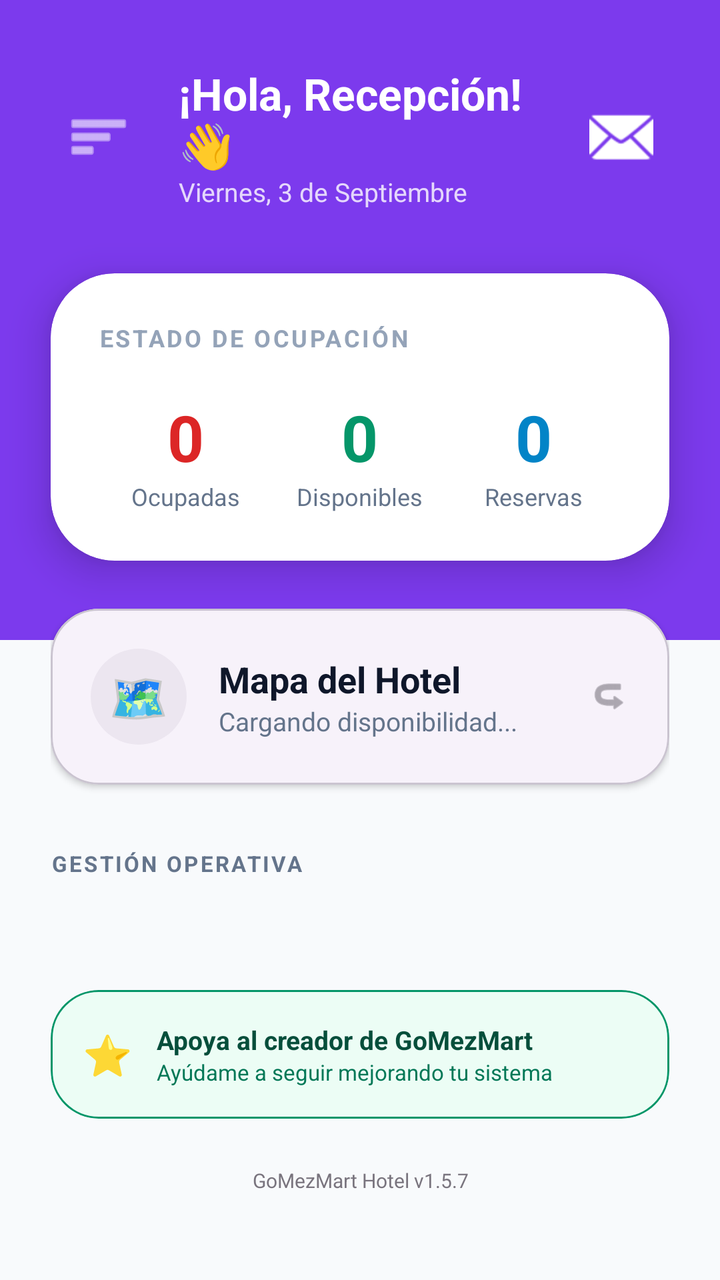
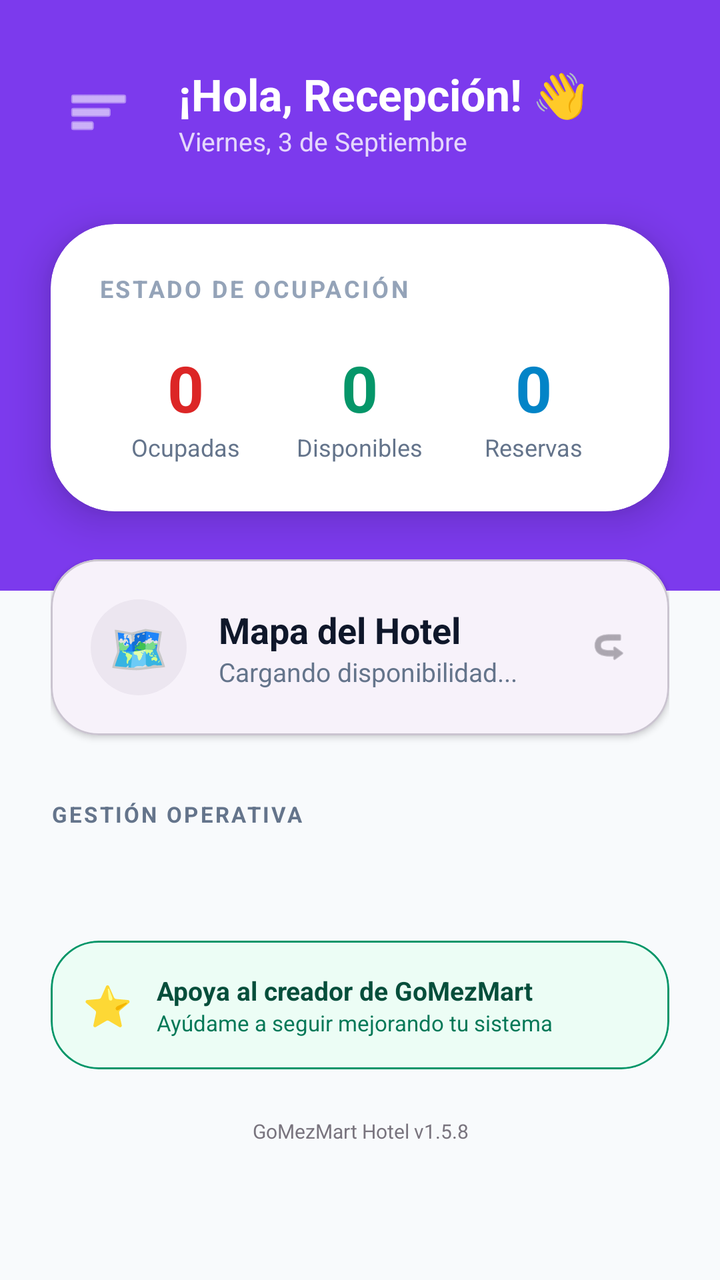

Screens rendered from an Android XML layout before and after an edit, with the pre-edit source and the edit as a unified diff.
<!-- AndroidManifest.xml: application theme Theme.GoMezMart -->
<!-- res/layout/fragment_hotel_home.xml -->
<?xml version="1.0" encoding="utf-8"?>
<androidx.coordinatorlayout.widget.CoordinatorLayout xmlns:android="http://schemas.android.com/apk/res/android"
    xmlns:app="http://schemas.android.com/apk/res-auto"
    xmlns:tools="http://schemas.android.com/tools"
    android:layout_width="match_parent"
    android:layout_height="match_parent"
    android:background="?attr/colorSurface">

    <androidx.constraintlayout.widget.Guideline
        android:id="@+id/guidelineLeftRoot"
        android:layout_width="wrap_content"
        android:layout_height="wrap_content"
        android:orientation="vertical"
        app:layout_constraintGuide_percent="0.06" />

    <androidx.constraintlayout.widget.Guideline
        android:id="@+id/guidelineRightRoot"
        android:layout_width="wrap_content"
        android:layout_height="wrap_content"
        android:orientation="vertical"
        app:layout_constraintGuide_percent="0.94" />

    <androidx.core.widget.NestedScrollView
        android:id="@+id/scrollHotelContent"
        android:layout_width="match_parent"
        android:layout_height="match_parent"
        android:fillViewport="true">

        <androidx.constraintlayout.widget.ConstraintLayout
            android:layout_width="match_parent"
            android:layout_height="wrap_content">

            
            <View
                android:id="@+id/hotelHeaderBackground"
                android:layout_width="match_parent"
                android:layout_height="0dp"
                android:background="@color/purple_600"
                app:layout_constraintBottom_toBottomOf="@id/cardHotelStatus"
                app:layout_constraintTop_toTopOf="parent"
                app:layout_constraintVertical_bias="0"
                android:layout_marginBottom="-40dp" />

            
            <androidx.constraintlayout.widget.Guideline
                android:id="@+id/guidelineLeft"
                android:layout_width="wrap_content"
                android:layout_height="wrap_content"
                android:orientation="vertical"
                app:layout_constraintGuide_percent="0.07" />

            <androidx.constraintlayout.widget.Guideline
                android:id="@+id/guidelineRight"
                android:layout_width="wrap_content"
                android:layout_height="wrap_content"
                android:orientation="vertical"
                app:layout_constraintGuide_percent="0.93" />

            
            <LinearLayout
                android:id="@+id/layoutHotelHeader"
                android:layout_width="0dp"
                android:layout_height="wrap_content"
                android:layout_marginTop="32dp"
                android:orientation="horizontal"
                android:gravity="center_vertical"
                app:layout_constraintStart_toStartOf="@id/guidelineLeft"
                app:layout_constraintEnd_toEndOf="@id/guidelineRight"
                app:layout_constraintTop_toTopOf="parent">

                <ImageButton
                    android:id="@+id/btnMenuHotel"
                    android:layout_width="48dp"
                    android:layout_height="48dp"
                    android:background="?attr/selectableItemBackgroundBorderless"
                    android:src="@android:drawable/ic_menu_sort_by_size"
                    app:tint="@color/white" />

                <LinearLayout
                    android:layout_width="0dp"
                    android:layout_height="wrap_content"
                    android:layout_weight="1"
                    android:orientation="vertical"
                    android:layout_marginStart="16dp">

                    <TextView
                        android:id="@+id/tvWelcome"
                        android:layout_width="wrap_content"
                        android:layout_height="wrap_content"
                        android:text="¡Hola, Recepción! 👋"
                        android:textSize="22sp"
                        android:textStyle="bold"
                        android:textColor="@color/white" />

                    <TextView
                        android:id="@+id/tvHotelDate"
                        android:layout_width="wrap_content"
                        android:layout_height="wrap_content"
                        android:text="Viernes, 3 de Septiembre"
                        android:textSize="13sp"
                        android:textColor="@color/white"
                        android:alpha="0.8" />
                </LinearLayout>

                <ImageButton
                    android:id="@+id/btnMailboxHotel"
                    android:layout_width="48dp"
                    android:layout_height="48dp"
                    android:background="?attr/selectableItemBackgroundBorderless"
                    android:src="@android:drawable/ic_dialog_email"
                    app:tint="@color/white" />
            </LinearLayout>

            
            <com.google.android.material.card.MaterialCardView
                android:id="@+id/cardHotelStatus"
                android:layout_width="0dp"
                android:layout_height="wrap_content"
                android:layout_marginTop="32dp"
                app:cardCornerRadius="32dp"
                app:cardElevation="12dp"
                app:strokeWidth="0dp"
                app:cardBackgroundColor="@color/white"
                app:layout_constraintTop_toBottomOf="@id/layoutHotelHeader"
                app:layout_constraintStart_toStartOf="@id/guidelineLeft"
                app:layout_constraintEnd_toEndOf="@id/guidelineRight">

                <LinearLayout
                    android:layout_width="match_parent"
                    android:layout_height="wrap_content"
                    android:orientation="vertical"
                    android:padding="24dp">

                    <TextView
                        android:layout_width="wrap_content"
                        android:layout_height="wrap_content"
                        android:text="ESTADO DE OCUPACIÓN"
                        android:textSize="12sp"
                        android:textStyle="bold"
                        android:textColor="@color/slate_400"
                        android:letterSpacing="0.1" />

                    <LinearLayout
                        android:layout_width="match_parent"
                        android:layout_height="wrap_content"
                        android:orientation="horizontal"
                        android:layout_marginTop="20dp"
                        android:weightSum="3">

                        
                        <LinearLayout
                            android:layout_width="0dp"
                            android:layout_height="wrap_content"
                            android:layout_weight="1"
                            android:orientation="vertical"
                            android:gravity="center">
                            <TextView
                                android:id="@+id/tvStatOccupied"
                                android:layout_width="wrap_content"
                                android:layout_height="wrap_content"
                                android:text="0"
                                android:textSize="32sp"
                                android:textStyle="bold"
                                android:textColor="@color/red_600" />
                            <TextView
                                android:layout_width="wrap_content"
                                android:layout_height="wrap_content"
                                android:text="Ocupadas"
                                android:textSize="12sp"
                                android:textColor="@color/slate_500" />
                        </LinearLayout>

                        
                        <LinearLayout
                            android:layout_width="0dp"
                            android:layout_height="wrap_content"
                            android:layout_weight="1"
                            android:orientation="vertical"
                            android:gravity="center">
                            <TextView
                                android:id="@+id/tvStatFree"
                                android:layout_width="wrap_content"
                                android:layout_height="wrap_content"
                                android:text="0"
                                android:textSize="32sp"
                                android:textStyle="bold"
                                android:textColor="@color/emerald_600" />
                            <TextView
                                android:layout_width="wrap_content"
                                android:layout_height="wrap_content"
                                android:text="Disponibles"
                                android:textSize="12sp"
                                android:textColor="@color/slate_500" />
                        </LinearLayout>

                        
                        <LinearLayout
                            android:layout_width="0dp"
                            android:layout_height="wrap_content"
                            android:layout_weight="1"
                            android:orientation="vertical"
                            android:gravity="center">
                            <TextView
                                android:id="@+id/tvStatReserved"
                                android:layout_width="wrap_content"
                                android:layout_height="wrap_content"
                                android:text="0"
                                android:textSize="32sp"
                                android:textStyle="bold"
                                android:textColor="@color/sky_600" />
                            <TextView
                                android:layout_width="wrap_content"
                                android:layout_height="wrap_content"
                                android:text="Reservas"
                                android:textSize="12sp"
                                android:textColor="@color/slate_500" />
                        </LinearLayout>
                    </LinearLayout>
                </LinearLayout>
            </com.google.android.material.card.MaterialCardView>

            
            <LinearLayout
                android:layout_width="0dp"
                android:layout_height="wrap_content"
                android:orientation="vertical"
                android:paddingTop="24dp"
                android:paddingBottom="120dp"
                app:layout_constraintTop_toBottomOf="@id/cardHotelStatus"
                app:layout_constraintStart_toStartOf="@id/guidelineLeft"
                app:layout_constraintEnd_toEndOf="@id/guidelineRight">

                
                <com.google.android.material.card.MaterialCardView
                    android:id="@+id/cardRoomsMap"
                    android:layout_width="match_parent"
                    android:layout_height="wrap_content"
                    app:cardCornerRadius="24dp"
                    app:cardElevation="2dp"
                    app:strokeWidth="1dp"
                    app:strokeColor="?attr/colorOutlineVariant"
                    app:cardBackgroundColor="?attr/colorSurfaceContainerLow"
                    android:clickable="true"
                    android:focusable="true">
                    <LinearLayout
                        android:layout_width="match_parent"
                        android:layout_height="wrap_content"
                        android:orientation="horizontal"
                        android:padding="20dp"
                        android:gravity="center_vertical">
                        <TextView
                            android:layout_width="48dp"
                            android:layout_height="48dp"
                            android:text="🗺️"
                            android:textSize="24sp"
                            android:gravity="center"
                            android:background="@drawable/bg_circle_surface" />
                        <LinearLayout
                            android:layout_width="0dp"
                            android:layout_height="wrap_content"
                            android:layout_weight="1"
                            android:orientation="vertical"
                            android:layout_marginStart="16dp">
                            <TextView
                                android:layout_width="wrap_content"
                                android:layout_height="wrap_content"
                                android:text="Mapa del Hotel"
                                android:textStyle="bold"
                                android:textSize="18sp"
                                android:textColor="?attr/colorOnSurface" />
                            <TextView
                                android:id="@+id/tvRoomsSummary"
                                android:layout_width="wrap_content"
                                android:layout_height="wrap_content"
                                android:text="Cargando disponibilidad..."
                                android:textSize="13sp"
                                android:textColor="?attr/colorOnSurfaceVariant" />
                        </LinearLayout>
                        <ImageView
                            android:layout_width="20dp"
                            android:layout_height="20dp"
                            android:src="@android:drawable/ic_menu_revert"
                            android:rotation="180"
                            app:tint="?attr/colorOutline" />
                    </LinearLayout>
                </com.google.android.material.card.MaterialCardView>

                <TextView
                    android:layout_width="wrap_content"
                    android:layout_height="wrap_content"
                    android:text="GESTIÓN OPERATIVA"
                    android:textStyle="bold"
                    android:textColor="?attr/colorOnSurfaceVariant"
                    android:textSize="11sp"
                    android:letterSpacing="0.1"
                    android:layout_marginTop="32dp"
                    android:layout_marginBottom="16dp" />

                
                <androidx.recyclerview.widget.RecyclerView
                    android:id="@+id/rvHotelToolsGrid"
                    android:layout_width="match_parent"
                    android:layout_height="wrap_content"
                    android:layout_marginTop="8dp"
                    android:nestedScrollingEnabled="false"
                    tools:listitem="@layout/item_hotel_tool_card" />

                
                <com.google.android.material.card.MaterialCardView
                    android:id="@+id/btnSupportCreatorHotel"
                    android:layout_width="match_parent"
                    android:layout_height="wrap_content"
                    android:layout_marginTop="32dp"
                    app:cardCornerRadius="24dp"
                    app:cardElevation="0dp"
                    app:strokeWidth="1dp"
                    app:strokeColor="@color/emerald_600"
                    app:cardBackgroundColor="@color/emerald_50"
                    android:clickable="true"
                    android:focusable="true">
                    <LinearLayout
                        android:layout_width="match_parent"
                        android:layout_height="wrap_content"
                        android:orientation="horizontal"
                        android:padding="16dp"
                        android:gravity="center_vertical">
                        <TextView
                            android:layout_width="wrap_content"
                            android:layout_height="wrap_content"
                            android:text="⭐"
                            android:textSize="20sp"
                            android:layout_marginEnd="12dp" />
                        <LinearLayout
                            android:layout_width="match_parent"
                            android:layout_height="wrap_content"
                            android:orientation="vertical">
                            <TextView
                                android:layout_width="wrap_content"
                                android:layout_height="wrap_content"
                                android:text="Apoya al creador de GoMezMart"
                                android:textSize="13sp"
                                android:textStyle="bold"
                                android:textColor="@color/emerald_900" />
                            <TextView
                                android:layout_width="wrap_content"
                                android:layout_height="wrap_content"
                                android:text="Ayúdame a seguir mejorando tu sistema"
                                android:textSize="11sp"
                                android:textColor="@color/emerald_700" />
                        </LinearLayout>
                    </LinearLayout>
                </com.google.android.material.card.MaterialCardView>

                <TextView
                    android:layout_width="match_parent"
                    android:layout_height="wrap_content"
                    android:text="GoMezMart Hotel v1.5.7"
                    android:textAlignment="center"
                    android:textSize="10sp"
                    android:textColor="?attr/colorOutline"
                    android:layout_marginTop="24dp" />

            </LinearLayout>

        </androidx.constraintlayout.widget.ConstraintLayout>
    </androidx.core.widget.NestedScrollView>

</androidx.coordinatorlayout.widget.CoordinatorLayout>
<!-- res/layout/item_hotel_tool_card.xml (included above) -->
<?xml version="1.0" encoding="utf-8"?>
<com.google.android.material.card.MaterialCardView xmlns:android="http://schemas.android.com/apk/res/android"
    xmlns:app="http://schemas.android.com/apk/res-auto"
    android:layout_width="match_parent"
    android:layout_height="wrap_content"
    android:layout_margin="6dp"
    app:cardCornerRadius="24dp"
    app:cardElevation="1dp"
    app:strokeWidth="1dp"
    app:strokeColor="?attr/colorOutlineVariant"
    app:cardBackgroundColor="?attr/colorSurfaceContainerLow"
    android:clickable="true"
    android:focusable="true"
    android:foreground="?attr/selectableItemBackground">

    <FrameLayout
        android:layout_width="match_parent"
        android:layout_height="match_parent">

        <LinearLayout
            android:layout_width="match_parent"
            android:layout_height="wrap_content"
            android:orientation="vertical"
            android:padding="16dp"
            android:gravity="center"
            android:minHeight="140dp">

            <TextView
                android:id="@+id/tvToolEmoji"
                android:layout_width="48dp"
                android:layout_height="48dp"
                android:text="🚀"
                android:textSize="32sp"
                android:gravity="center"
                android:visibility="visible" />

            <ImageView
                android:id="@+id/ivToolIcon"
                android:layout_width="32dp"
                android:layout_height="32dp"
                android:src="@android:drawable/ic_menu_my_calendar"
                app:tint="?attr/colorPrimary"
                android:visibility="gone" />

            <TextView
                android:id="@+id/tvToolName"
                android:layout_width="wrap_content"
                android:layout_height="wrap_content"
                android:text="Herramienta"
                android:textSize="13sp"
                android:textStyle="bold"
                android:layout_marginTop="12dp"
                android:textColor="?attr/colorOnSurface"
                android:textAlignment="center" />

        </LinearLayout>

        
        <View
            android:id="@+id/viewToolBadge"
            android:layout_width="12dp"
            android:layout_height="12dp"
            android:layout_gravity="top|end"
            android:layout_margin="16dp"
            android:background="@drawable/bg_circle_red"
            android:visibility="gone" />

    </FrameLayout>
</com.google.android.material.card.MaterialCardView>
<!-- resources referenced by this layout -->
<resources>
  <color name="emerald_50">#ECFDF5</color>
  <color name="emerald_600">#059669</color>
  <color name="emerald_700">#047857</color>
  <color name="emerald_900">#064E3B</color>
  <color name="purple_600">#7C3AED</color>
  <color name="red_600">#DC2626</color>
  <color name="sky_600">#0284C7</color>
  <color name="slate_400">#94A3B8</color>
  <color name="slate_500">#64748B</color>
  <color name="white">#FFFFFFFF</color>
  <!-- drawable bg_circle_red (drawable) -->
  <?xml version="1.0" encoding="utf-8"?>
  <shape xmlns:android="http://schemas.android.com/apk/res/android"
      android:shape="oval">
      <solid android:color="@color/red_600" />
      <stroke android:width="1.5dp" android:color="@android:color/white" />
  </shape>
  <!-- drawable bg_circle_surface (drawable) -->
  <?xml version="1.0" encoding="utf-8"?>
  <shape xmlns:android="http://schemas.android.com/apk/res/android"
      android:shape="oval">
      <solid android:color="?attr/colorSurfaceContainerHigh" />
  </shape>
  <style name="Theme.GoMezMart" parent="Base.Theme.GoMezMart" />
  <style name="Base.Theme.GoMezMart" parent="Theme.Material3.DayNight.NoActionBar">
          <item name="colorPrimary">@color/purple_600</item>
          <item name="colorOnPrimary">@color/white</item>
          <item name="colorSecondary">@color/indigo_500</item>
          <item name="colorSurface">@color/slate_50</item>
          <item name="colorOnSurface">@color/slate_900</item>
          <item name="colorOnSurfaceVariant">@color/slate_500</item>
          <item name="colorSurfaceContainer">@color/white</item>
          <item name="android:windowBackground">@color/slate_50</item>
      </style>
  <color name="indigo_500">#6366F1</color>
  <color name="slate_50">#F8FAFC</color>
  <color name="slate_900">#0F172A</color>
</resources>

<!-- the commit's change to res/layout/fragment_hotel_home.xml (unified diff, before → after) -->
@@ -101,14 +101,6 @@
                         android:textColor="@color/white"
                         android:alpha="0.8" />
                 </LinearLayout>
-
-                <ImageButton
-                    android:id="@+id/btnMailboxHotel"
-                    android:layout_width="48dp"
-                    android:layout_height="48dp"
-                    android:background="?attr/selectableItemBackgroundBorderless"
-                    android:src="@android:drawable/ic_dialog_email"
-                    app:tint="@color/white" />
             </LinearLayout>
 
             
@@ -354,7 +346,7 @@
                 <TextView
                     android:layout_width="match_parent"
                     android:layout_height="wrap_content"
-                    android:text="GoMezMart Hotel v1.5.7"
+                    android:text="GoMezMart Hotel v1.5.8"
                     android:textAlignment="center"
                     android:textSize="10sp"
                     android:textColor="?attr/colorOutline"
